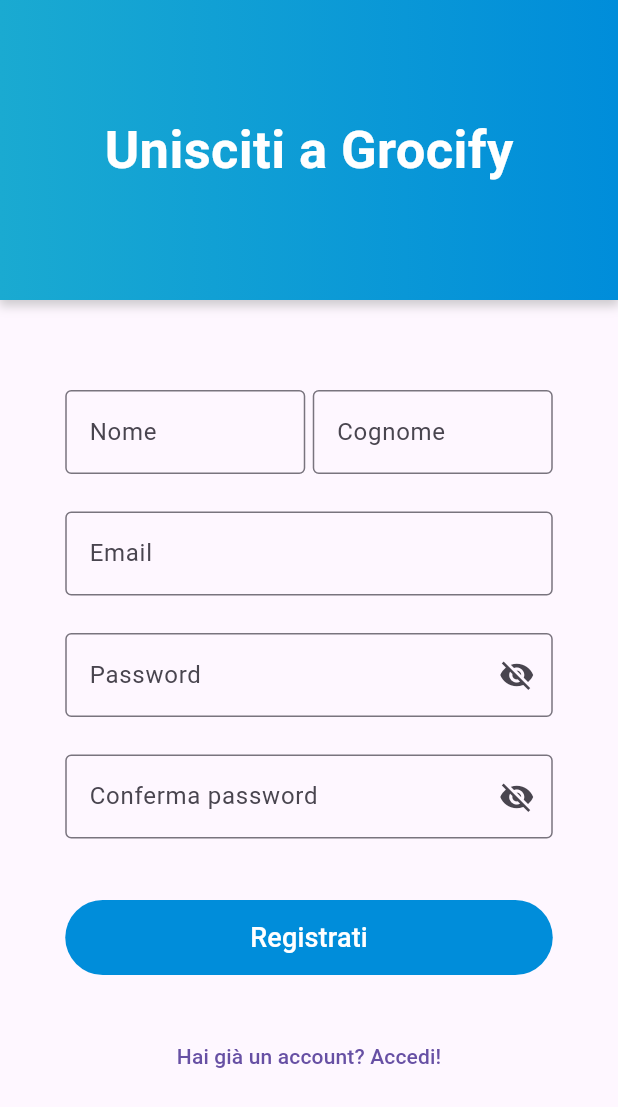
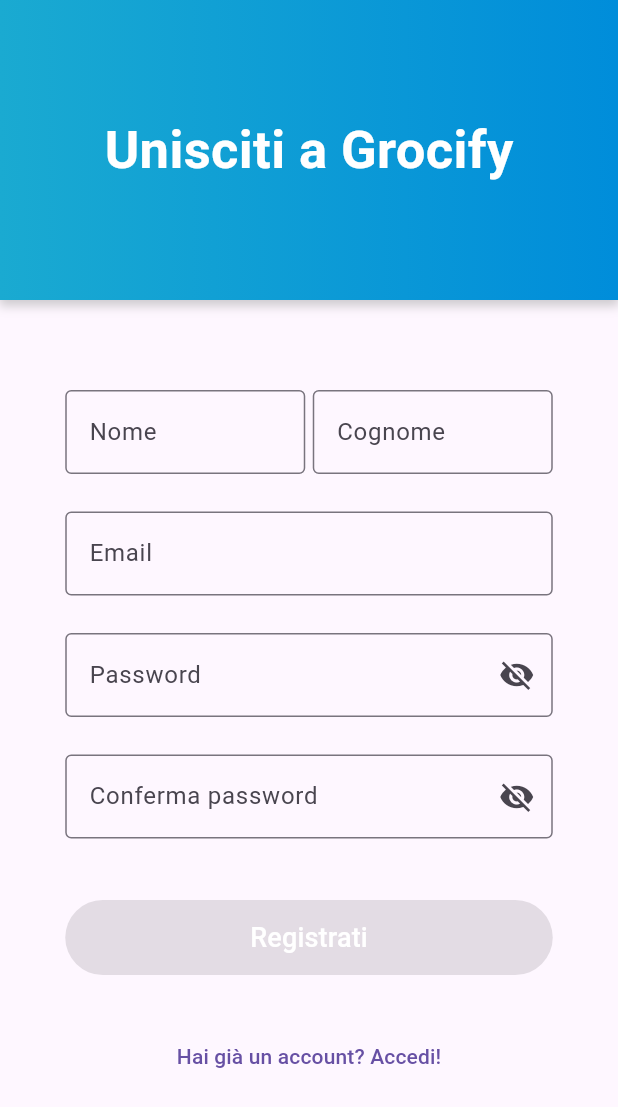
Before and after one commit to BLMando/Grocify_Flutter, a Flutter app: the screen it shows after launch, after a tap on "Non hai un account? Registrati ora!", on a phone screen of 412 x 824 dp. Shown: the top 1107 px of the screen. Run offline on Flutter 3.47's test engine with Material 3 defaults, Android fonts, the phone set to English and light mode, and no system bars; our stand-ins replace cloud_firestore, firebase_auth, firebase_core, floor, qr_flutter, sqflite; accounts and stored records are empty; generated files the repository leaves out were written again.

Commit message:
Grafica sistemata, login ristretto solo agli utenti normali

```diff
--- a/lib/data/local/cart.dao.dart
+++ b/lib/data/local/dao/cart.dao.dart
@@ -1,5 +1,5 @@
 import 'package:floor/floor.dart';
-import 'cart.dart';
+import '../entity/cart.dart';
 
 @dao
 abstract class CartDao {
--- a/lib/data/local/product.dao.dart
+++ b/lib/data/local/dao/product.dao.dart
@@ -1,5 +1,5 @@
 import 'package:floor/floor.dart';
-import 'product.dart';
+import '../entity/product.dart';
 
 @dao
 abstract class ProductDao {
--- a/lib/data/local/local.db.txt
+++ /dev/null
@@ -1 +0,0 @@
-Use local folder to keep local database classes
--- a/lib/main.dart
+++ b/lib/main.dart
@@ -1,6 +1,5 @@
 import 'package:flutter/material.dart';
 import 'package:grocify/views/screens/addresses.screen.dart';
-import 'package:grocify/views/screens/auth.stream.handler.dart';
 import 'package:grocify/views/screens/catalog.screen.dart';
 import 'package:grocify/views/screens/category.items.screen.dart';
 import 'package:grocify/views/screens/home.screen.dart';
@@ -35,7 +34,7 @@ class GrocifyApp extends StatelessWidget {
     return MaterialApp(
       title: 'Grocify',
       theme: ThemeData(useMaterial3: true),
-      home: const AuthStreamHandler(), // Set AuthStreamHandler as the initial route
+      home: const SignInScreen(),
       debugShowCheckedModeBanner: false,
       routes: {
         // Define named routes for navigation
--- a/lib/viewmodels/cart.view.model.dart
+++ b/lib/viewmodels/cart.view.model.dart
@@ -1,8 +1,8 @@
 import 'package:flutter/cupertino.dart';
 import 'package:grocify/models/order.model.dart';
 
-import '../data/local/cart.dart';
-import '../data/local/product.dart';
+import '../data/local/entity/cart.dart';
+import '../data/local/entity/product.dart';
 import '../data/local/storage.dart';
 import '../firebase/auth.service.dart';
 import '../firebase/firestore.service.dart';
--- a/lib/viewmodels/category.items.view.model.dart
+++ b/lib/viewmodels/category.items.view.model.dart
@@ -1,8 +1,8 @@
 import 'package:flutter/cupertino.dart';
 import 'package:grocify/models/product.model.dart';
 
-import '../data/local/cart.dart';
-import '../data/local/product.dart';
+import '../data/local/entity/cart.dart';
+import '../data/local/entity/product.dart';
 import '../data/local/storage.dart';
 import '../firebase/auth.service.dart';
 import '../firebase/firestore.service.dart';
--- a/lib/viewmodels/profile.view.model.dart
+++ b/lib/viewmodels/profile.view.model.dart
@@ -1,3 +1,4 @@
+import 'package:firebase_auth/firebase_auth.dart';
 import 'package:flutter/cupertino.dart';
 import 'package:grocify/models/user.model.dart';
 import '../firebase/auth.service.dart';
@@ -18,6 +19,9 @@ class ProfileViewModel extends ChangeNotifier {
 
    /// Getter to retrieve the current signed-in user's information.
    UserModel get user => _user;
+
+   /// Getter for authentication state changes.
+   Stream<User?> get authStateChanges => _authService.authStateChanges;
 
    /// Fetches and sets the signed-in user's profile information.
    /// Retrieves user data from Firestore based on current user's UID,
--- a/lib/views/screens/auth.stream.handler.dart
+++ /dev/null
@@ -1,30 +0,0 @@
-import 'package:firebase_auth/firebase_auth.dart';
-import 'package:flutter/material.dart';
-import 'package:grocify/views/screens/home.screen.dart';
-import 'package:grocify/views/screens/signin.screen.dart';
-import 'package:grocify/viewmodels/auth.view.model.dart';
-
-/// This Widget checks if the user is already signed-in using the authStateChange of the AuthService.
-/// If is signed-in it will redirect to the Home page, otherwise Login page
-class AuthStreamHandler extends StatelessWidget {
-
-  const AuthStreamHandler({super.key});
-
-  @override
-  Widget build(BuildContext context) {
-    final AuthViewModel authViewModel = AuthViewModel(procedureType: '');
-
-    return StreamBuilder<User?>(
-      stream: authViewModel.authStateChanges,
-      builder: (context, snapshot) {
-        if (snapshot.connectionState == ConnectionState.active) {
-          final user = snapshot.data;
-          return user == null ? const SignInScreen() : const HomeScreen();
-        }
-        return const Scaffold(
-          body: Center(child: CircularProgressIndicator()),
-        );
-      },
-    );
-  }
-}
--- a/lib/views/screens/catalog.screen.dart
+++ b/lib/views/screens/catalog.screen.dart
@@ -23,6 +23,7 @@ class CatalogScreen extends StatelessWidget{
 
           return Scaffold(
             appBar: AppBar(
+              automaticallyImplyLeading: false, // Set to false to remove the back icon
               shadowColor: Colors.black,
               elevation: AppDimension.mediumElevation,
               shape: const RoundedRectangleBorder(
--- a/lib/views/screens/signin.screen.dart
+++ b/lib/views/screens/signin.screen.dart
@@ -1,4 +1,3 @@
-import 'package:firebase_auth/firebase_auth.dart';
 import 'package:flutter/material.dart';
 import 'package:grocify/res/colors/app.colors.dart';
 import 'package:grocify/res/dimensions/app.dimensions.dart';
@@ -24,11 +23,13 @@ class SignInScreenState extends State<SignInScreen>{
   void initState() {
     super.initState();
     viewModel = AuthViewModel(procedureType: "sign_in");
-    viewModel.authStateChanges.listen((User? user) {
-      if (user != null) {
+    /// checks if there is a signed-in user.
+    /// if true does a redirect to the home screen.
+    if(viewModel.currentUser != null){
+      WidgetsBinding.instance.addPostFrameCallback((_) {
         Navigator.pushNamed(context, HomeScreen.id);
+      });
     }
-    });
   }
 
   bool showPassword = false;
@@ -44,24 +45,43 @@ class SignInScreenState extends State<SignInScreen>{
       return ChangeNotifierProvider<AuthViewModel>.value(
           value: viewModel,
           child: Consumer<AuthViewModel>(
-          builder: (context, viewModel, child) {
+          builder: (context, viewModel, child){
+
+            /// if the user has the role of normal user it can login.
+            if (viewModel.hasPermissions && viewModel.statusMessage.isEmpty){
+              WidgetsBinding.instance.addPostFrameCallback((_) {
+                Navigator.pushNamed(context, HomeScreen.id);
+              });
+            }
+
             return Scaffold(
-                body: Center(
+              resizeToAvoidBottomInset: false, // Prevent resizing of the Scaffold
+              body: SafeArea(
+                child: LayoutBuilder(
+                  builder: (context, constraints) {
+                    return SingleChildScrollView(
+                      physics: const NeverScrollableScrollPhysics(), // Disable scrolling
+                      padding: const EdgeInsets.symmetric(horizontal: 16.0),
+                      child: ConstrainedBox(
+                        constraints: BoxConstraints(
+                          minHeight: constraints.minHeight,
+                        ),
+                        child: Center(
                           child: Column(
-                      mainAxisAlignment: MainAxisAlignment.start,
+                            mainAxisAlignment: MainAxisAlignment.center,
+                            crossAxisAlignment: CrossAxisAlignment.center,
                             children: <Widget>[
-
                               const Image(
                                 image: AssetImage('assets/images/icon.png'),
-                          width: 200,
-                          height: 200,
+                                width: 150,
+                                height: 150,
                               ),
 
                               const Text.rich(
                                 TextSpan(
                                   text: "Benvenuto su ",
                                   style: TextStyle(
-                                  fontSize: AppDimension.bigText,
+                                    fontSize: 24,
                                     fontWeight: FontWeight.w700,
                                   ),
                                   children: <TextSpan>[
@@ -69,35 +89,31 @@ class SignInScreenState extends State<SignInScreen>{
                                       text: "Grocify",
                                       style: TextStyle(
                                         color: AppColors.blueLight,
-                                          fontSize: AppDimension.bigText,
+                                        fontSize: 24,
                                         fontWeight: FontWeight.w700,
-                                          shadows:[
+                                        shadows: [
                                           Shadow(
                                             color: Colors.black,
                                             offset: Offset(2, 2),
-                                                blurRadius: 2
+                                            blurRadius: 2,
                                           )
                                         ],
-                                          letterSpacing: 2
-                                      )
-                                  )
-                                ]
-                            )
+                                        letterSpacing: 2,
                                       ),
-
+                                    ),
+                                  ],
+                                ),
+                              ),
                               const SizedBox(height: 20),
-
                               const Text(
                                 "Accedi al tuo account",
                                 style: TextStyle(
-                                fontSize: AppDimension.defaultText,
+                                  fontSize: 16,
                                   fontWeight: FontWeight.w400,
-                                color:Color(0xFF030303)
-                            )
+                                  color: Color(0xFF030303),
                                 ),
-
+                              ),
                               const SizedBox(height: 20),
-
                               Padding(
                                 padding: const EdgeInsets.only(bottom: 25),
                                 child: SizedBox(
@@ -108,12 +124,10 @@ class SignInScreenState extends State<SignInScreen>{
                                       border: OutlineInputBorder(),
                                       labelText: 'Email',
                                       hintText: 'Inserisci la tua email',
-                                    )
-                                )
-                            )
                                     ),
-
-
+                                  ),
+                                ),
+                              ),
                               SizedBox(
                                 width: 325,
                                 child: TextField(
@@ -126,27 +140,25 @@ class SignInScreenState extends State<SignInScreen>{
                                     suffixIcon: GestureDetector(
                                       onTap: toggleShowPassword,
                                       child: Icon(
-                                    showPassword ? Icons.visibility : Icons.visibility_off, // Add this line
+                                        showPassword ? Icons.visibility : Icons.visibility_off,
                                       ),
                                     ),
                                   ),
-                            )
                                 ),
-
-                        Padding(
-                            padding: viewModel.statusMessage != '' ? const EdgeInsets.all(20) : const EdgeInsets.all(0),
+                              ),
+                              if (viewModel.statusMessage.isNotEmpty) Padding(
+                                padding: const EdgeInsets.all(20),
                                 child: Text(
-                              viewModel.statusMessage != '' ? viewModel.statusMessage : '',
+                                  viewModel.statusMessage,
                                   style: const TextStyle(
                                     color: Colors.redAccent,
-                                  fontSize: AppDimension.smallText
+                                    fontSize: AppDimension.smallText,
                                   ),
                                   textAlign: TextAlign.center,
-                            )
                                 ),
-
+                              ),
                               Padding(
-                            padding: const EdgeInsets.only(top: 20,bottom: 30),
+                                padding: const EdgeInsets.only(top: 20, bottom: 30),
                                 child: SizedBox(
                                   width: 325,
                                   height: 50,
@@ -154,8 +166,8 @@ class SignInScreenState extends State<SignInScreen>{
                                     onPressed: viewModel.areFieldsFilled ? () {
                                       viewModel.signIn();
                                     } : null,
-                                  style: const ButtonStyle(
-                                      backgroundColor: WidgetStatePropertyAll(AppColors.blueDark)
+                                    style: ElevatedButton.styleFrom(
+                                      backgroundColor: AppColors.blueDark,
                                     ),
                                     child: const Padding(
                                       padding: EdgeInsets.all(8),
@@ -163,25 +175,27 @@ class SignInScreenState extends State<SignInScreen>{
                                         "Accedi",
                                         style: TextStyle(
                                           color: Colors.white,
-                                            fontSize: AppDimension.defaultText
+                                          fontSize: 16,
                                         ),
-                                      )
-                                  )
                                       ),
-                            )
                                     ),
-
+                                  ),
+                                ),
+                              ),
                               TextButton(
-                          onPressed: (){
+                                onPressed: () {
                                   Navigator.pushNamed(context, SignUpScreen.id);
                                 },
-                          child: const Text(
-                              "Non hai un account? Registrati ora!"
+                                child: const Text("Non hai un account? Registrati ora!"),
                               ),
-                        )
                             ],
-                    )
-                  )
+                          ),
+                        ),
+                      ),
+                    );
+                  },
+                ),
+              ),
             );
           }
       )
--- a/lib/views/screens/signup.screen.dart
+++ b/lib/views/screens/signup.screen.dart
@@ -25,11 +25,6 @@ class SignUpScreenState extends State<SignUpScreen> {
   void initState() {
     super.initState();
     viewModel = AuthViewModel(procedureType: "sign_up");
-    viewModel.authStateChanges.listen((User? user) {
-      if (user != null) {
-        Navigator.pushNamed(context, HomeScreen.id);
-      }
-    });
   }
 
   final List<Color> colors = [
@@ -59,7 +54,12 @@ class SignUpScreenState extends State<SignUpScreen> {
         child: Consumer<AuthViewModel>(
             builder: (context, viewModel, child) {
               return Scaffold(
-                  body: Column(
+                resizeToAvoidBottomInset: false, // Prevent resizing of the Scaffold
+                body: SingleChildScrollView(
+                  physics: const NeverScrollableScrollPhysics(), // Disable scrolling
+                  child: SafeArea(
+                    child: Center(
+                      child: Column(
                         mainAxisAlignment: MainAxisAlignment.start,
                         crossAxisAlignment: CrossAxisAlignment.center,
                         children: <Widget>[
@@ -92,9 +92,7 @@ class SignUpScreenState extends State<SignUpScreen> {
                               ),
                             ),
                           ),
-
                           const SizedBox(height: 30),
-
                           Padding(
                             padding: const EdgeInsets.only(top: 30, bottom: 25),
                             child: SizedBox(
@@ -110,11 +108,9 @@ class SignUpScreenState extends State<SignUpScreen> {
                                         border: OutlineInputBorder(),
                                         labelText: 'Nome',
                                         hintText: 'Inserisci il tuo nome',
-                                        )
-                                    )
                                       ),
-
-
+                                    ),
+                                  ),
                                   SizedBox(
                                     width: 160,
                                     child: TextField(
@@ -123,15 +119,13 @@ class SignUpScreenState extends State<SignUpScreen> {
                                         border: OutlineInputBorder(),
                                         labelText: 'Cognome',
                                         hintText: 'Inserisci il tuo cognome',
-                                        )
-                                    )
-                                )
-                              ],
-                            )
                                       ),
                                     ),
-
-
+                                  ),
+                                ],
+                              ),
+                            ),
+                          ),
                           Padding(
                             padding: const EdgeInsets.only(bottom: 25),
                             child: SizedBox(
@@ -142,11 +136,10 @@ class SignUpScreenState extends State<SignUpScreen> {
                                   border: OutlineInputBorder(),
                                   labelText: 'Email',
                                   hintText: 'Inserisci la tua email',
-                                  )
-                              )
-                          )
                                 ),
-
+                              ),
+                            ),
+                          ),
                           Padding(
                             padding: const EdgeInsets.only(bottom: 25),
                             child: SizedBox(
@@ -161,15 +154,13 @@ class SignUpScreenState extends State<SignUpScreen> {
                                   suffixIcon: GestureDetector(
                                     onTap: toggleShowPassword,
                                     child: Icon(
-                                      showPassword ? Icons.visibility : Icons
-                                          .visibility_off, // Add this line
+                                      showPassword ? Icons.visibility : Icons.visibility_off,
                                     ),
                                   ),
                                 ),
-                              )
-                          )
                               ),
-
+                            ),
+                          ),
                           SizedBox(
                             width: 325,
                             child: TextField(
@@ -182,26 +173,23 @@ class SignUpScreenState extends State<SignUpScreen> {
                                 suffixIcon: GestureDetector(
                                   onTap: toggleShowConfirmPassword,
                                   child: Icon(
-                                  showConfirmPassword ? Icons.visibility : Icons
-                                      .visibility_off, // Add this line
+                                    showConfirmPassword ? Icons.visibility : Icons.visibility_off,
                                   ),
                                 ),
                               ),
-                          )
                             ),
-
+                          ),
                           Padding(
-                          padding: viewModel.statusMessage != '' ? const EdgeInsets.all(20) : const EdgeInsets.all(0),
+                            padding: viewModel.statusMessage.isNotEmpty ? const EdgeInsets.all(20) : const EdgeInsets.all(0),
                             child: Text(
-                            viewModel.statusMessage != '' ? viewModel.statusMessage : '',
+                              viewModel.statusMessage.isNotEmpty ? viewModel.statusMessage : '',
                               style: const TextStyle(
                                 color: Colors.redAccent,
-                                fontSize: AppDimension.smallText
+                                fontSize: AppDimension.smallText,
                               ),
                               textAlign: TextAlign.center,
-                          )
                             ),
-
+                          ),
                           Padding(
                             padding: const EdgeInsets.only(top: 20, bottom: 30),
                             child: SizedBox(
@@ -211,9 +199,8 @@ class SignUpScreenState extends State<SignUpScreen> {
                                 onPressed: viewModel.areFieldsFilled ? () {
                                   viewModel.signUp();
                                 } : null,
-                                style: const ButtonStyle(
-                                    backgroundColor: WidgetStatePropertyAll(
-                                        AppColors.blueDark)
+                                style: ElevatedButton.styleFrom(
+                                  backgroundColor: AppColors.blueDark,
                                 ),
                                 child: const Padding(
                                   padding: EdgeInsets.all(8),
@@ -221,14 +208,13 @@ class SignUpScreenState extends State<SignUpScreen> {
                                     "Registrati",
                                     style: TextStyle(
                                       color: Colors.white,
-                                          fontSize: AppDimension.defaultText
+                                      fontSize: AppDimension.defaultText,
                                     ),
-                                    )
-                                )
                                   ),
-                          )
                                 ),
-
+                              ),
+                            ),
+                          ),
                           TextButton(
                             onPressed: () {
                               Navigator.pushNamed(context, SignInScreen.id);
@@ -236,10 +222,14 @@ class SignUpScreenState extends State<SignUpScreen> {
                             child: const Text(
                                 "Hai già un account? Accedi!"
                             ),
-                      )
+                          ),
                         ],
-                  )
+                      ),
+                    ),
+                  ),
+                ),
               );
+
             }
         )
     );
```
Also changed, not shown: lib/data/local/storage.dart (+4 -4 lines), lib/viewmodels/auth.view.model.dart (+45 -19 lines), lib/viewmodels/order.success.view.model.dart (deleted, +0 -7 lines), lib/views/screens/addresses.screen.dart (+28 -6 lines), lib/views/screens/cart.screen.dart (+144 -105 lines), lib/views/screens/order.success.screen.dart (+26 -32 lines), lib/views/screens/profile.screen.dart (+10 -0 lines), lib/data/local/entity/cart.dart (renamed from lib/data/local/cart.dart), lib/data/local/entity/product.dart (renamed from lib/data/local/product.dart), 1 other file. Lines whose indentation alone changed are shown as unchanged.
